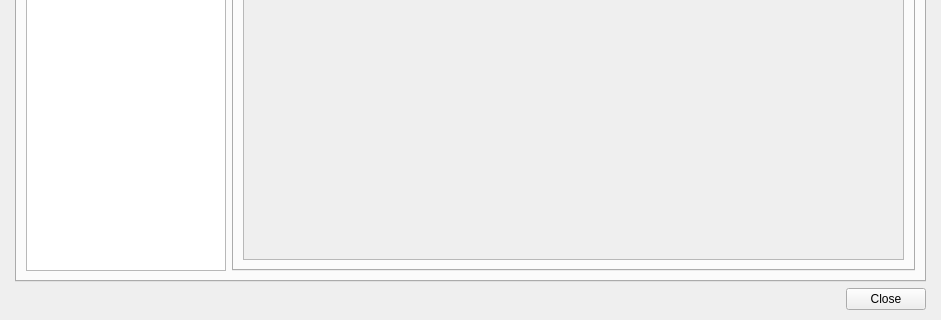
First picture: the form in Editor/Dialogs/dialogscripts.ui, repository RPG-Paper-Maker/RPG-Paper-Maker, before the edit; both pictures show x 0 to 941 and y 231 to 551 of the 941 by 551 pixel window.
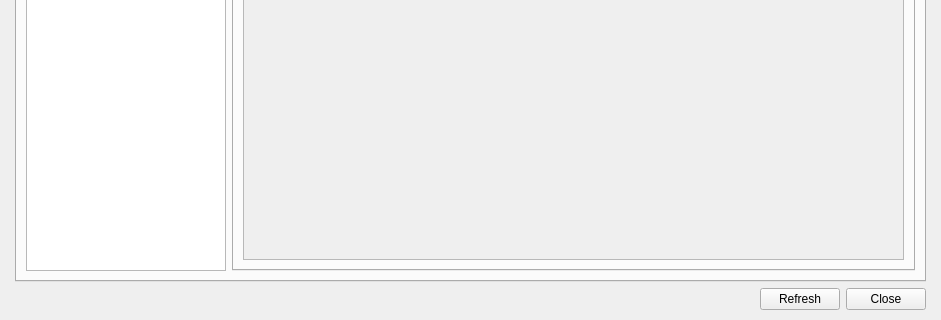
Second picture: the form after the edit. Custom widgets are drawn as their Qt base class.

Commit message: Options scripts refresh to the plugin Manager

The edit to the form file:
```diff
--- a/Editor/Dialogs/dialogscripts.ui
+++ b/Editor/Dialogs/dialogscripts.ui
@@ -601,7 +601,7 @@
       </widget>
      </item>
      <item>
-      <layout class="QHBoxLayout" name="horizontalLayout_2" stretch="1,0">
+      <layout class="QHBoxLayout" name="horizontalLayout_2" stretch="1,0,0">
        <item>
         <spacer name="horizontalSpacer">
          <property name="orientation">
@@ -615,6 +615,13 @@
          </property>
         </spacer>
        </item>
+       <item>
+        <widget class="QPushButton" name="pushButtonRefresh">
+         <property name="text">
+          <string>Refresh</string>
+         </property>
+        </widget>
+       </item>
        <item>
         <widget class="QPushButton" name="pushButtonClose">
          <property name="text">
```
The commit also changes 3 other files.
